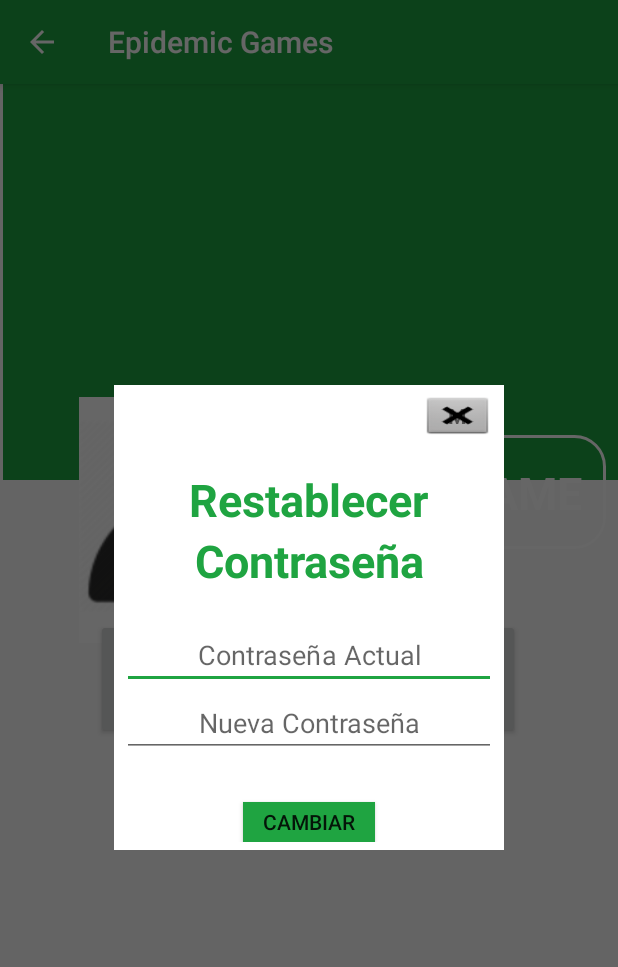
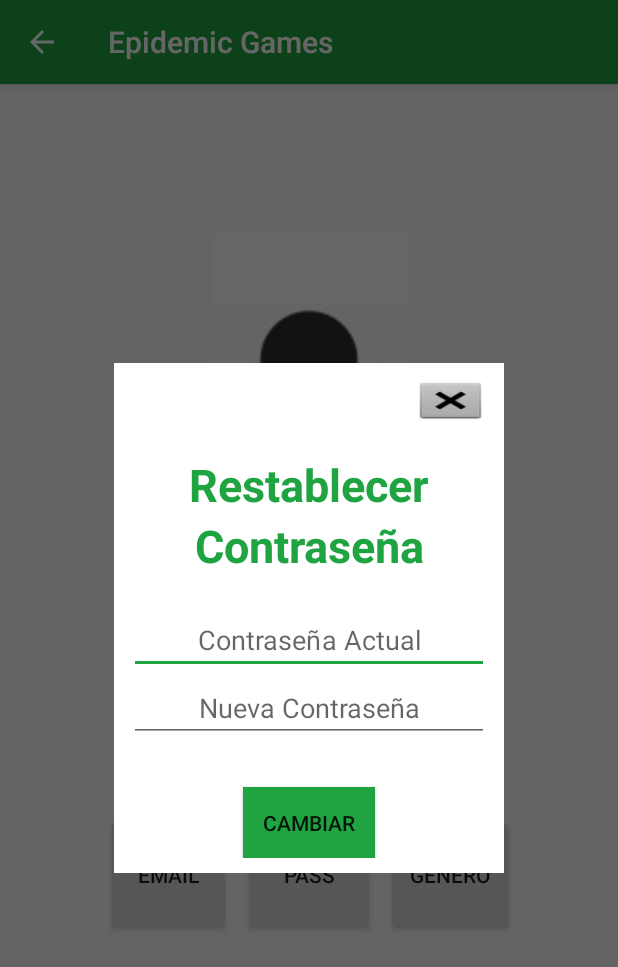
Before and after one commit to MoONStterTeixi/Social-Network, an Android app: the ProfileActivity screen opened directly, with no data from a screen before it, after a tap on "PASS", on a phone screen of 412 x 824 dp. Shown: the top 967 px of the screen. Run offline under Robolectric (Android 15) with nearby library versions, the phone set to English and light mode, and no system bars.

Commit message:
Mejora bug

```diff
--- a/EpidemicGames/app/src/main/java/com/moonstterinc/epidemicgames/epidemicgames/ProfileActivity.java
+++ b/EpidemicGames/app/src/main/java/com/moonstterinc/epidemicgames/epidemicgames/ProfileActivity.java
@@ -55,7 +55,7 @@ public class ProfileActivity extends AppCompatActivity {
         Button btnFollow;
         myDialog.setContentView(R.layout.change_pass);
         txtclose =(TextView) myDialog.findViewById(R.id.txtclose);
-        txtclose.setText("M");
+        txtclose.setText("");
         btnFollow = (Button) myDialog.findViewById(R.id.btnfollow);
         txtclose.setOnClickListener(new View.OnClickListener() {
             @Override
@@ -72,7 +72,7 @@ public class ProfileActivity extends AppCompatActivity {
         Button btnFollow;
         myDialog.setContentView(R.layout.change_email);
         txtclose =(TextView) myDialog.findViewById(R.id.txtclose);
-        txtclose.setText("M");
+        txtclose.setText("");
         btnFollow = (Button) myDialog.findViewById(R.id.btnfollow);
         txtclose.setOnClickListener(new View.OnClickListener() {
             @Override
@@ -89,7 +89,7 @@ public class ProfileActivity extends AppCompatActivity {
         Button btnFollow;
         myDialog.setContentView(R.layout.change_genre);
         txtclose =(TextView) myDialog.findViewById(R.id.txtclose);
-        txtclose.setText("M");
+        txtclose.setText("");
         btnFollow = (Button) myDialog.findViewById(R.id.btnfollow);
         txtclose.setOnClickListener(new View.OnClickListener() {
             @Override
--- a/EpidemicGames/app/src/main/res/layout/activity_profile.xml
+++ b/EpidemicGames/app/src/main/res/layout/activity_profile.xml
@@ -7,23 +7,8 @@
     tools:context=".ProfileActivity">
 
     <TextView
-        android:id="@+id/textView8"
-        android:layout_width="418dp"
-        android:layout_height="264dp"
-        android:layout_marginBottom="8dp"
-        android:layout_marginEnd="8dp"
-        android:layout_marginStart="8dp"
-        android:background="@color/colorAccent"
-        app:layout_constraintBottom_toBottomOf="parent"
-        app:layout_constraintEnd_toEndOf="parent"
-        app:layout_constraintHorizontal_bias="0.28"
-        app:layout_constraintStart_toStartOf="parent"
-        app:layout_constraintTop_toTopOf="parent"
-        app:layout_constraintVertical_bias="0.0" />
-
-    <TextView
         android:id="@+id/change_genre"
-        android:layout_width="259dp"
+        android:layout_width="255dp"
         android:layout_height="76dp"
         android:layout_marginBottom="8dp"
         android:layout_marginEnd="8dp"
@@ -32,10 +17,10 @@
         android:background="@drawable/buttonstyle"
         app:layout_constraintBottom_toBottomOf="parent"
         app:layout_constraintEnd_toEndOf="parent"
-        app:layout_constraintHorizontal_bias="1.0"
+        app:layout_constraintHorizontal_bias="0.504"
         app:layout_constraintStart_toStartOf="parent"
         app:layout_constraintTop_toTopOf="parent"
-        app:layout_constraintVertical_bias="0.334" />
+        app:layout_constraintVertical_bias="0.515" />
 
     <TextView
         android:id="@+id/textView5"
@@ -48,10 +33,10 @@
         android:background="@android:color/background_light"
         app:layout_constraintBottom_toBottomOf="parent"
         app:layout_constraintEnd_toEndOf="parent"
-        app:layout_constraintHorizontal_bias="0.168"
+        app:layout_constraintHorizontal_bias="0.502"
         app:layout_constraintStart_toStartOf="parent"
         app:layout_constraintTop_toTopOf="parent"
-        app:layout_constraintVertical_bias="0.341" />
+        app:layout_constraintVertical_bias="0.157" />
 
     <ImageView
         android:id="@+id/imageView10"
@@ -63,16 +48,15 @@
         android:layout_marginTop="8dp"
         app:layout_constraintBottom_toBottomOf="parent"
         app:layout_constraintEnd_toEndOf="parent"
-        app:layout_constraintHorizontal_bias="0.166"
         app:layout_constraintStart_toStartOf="parent"
         app:layout_constraintTop_toTopOf="parent"
-        app:layout_constraintVertical_bias="0.346"
+        app:layout_constraintVertical_bias="0.218"
         app:srcCompat="@drawable/profile_me" />
 
     <TextView
         android:id="@+id/tvemail_profile"
         android:layout_width="171dp"
-        android:layout_height="52dp"
+        android:layout_height="39dp"
         android:layout_marginBottom="8dp"
         android:layout_marginEnd="8dp"
         android:layout_marginStart="8dp"
@@ -80,32 +64,32 @@
         android:text="Username"
         android:textAlignment="center"
         android:textAllCaps="true"
-        android:textColor="@android:color/white"
+        android:textColor="@android:color/black"
         android:textSize="30sp"
         android:textStyle="bold"
         app:layout_constraintBottom_toBottomOf="parent"
         app:layout_constraintEnd_toEndOf="parent"
-        app:layout_constraintHorizontal_bias="0.959"
+        app:layout_constraintHorizontal_bias="0.502"
         app:layout_constraintStart_toStartOf="parent"
         app:layout_constraintTop_toTopOf="parent"
-        app:layout_constraintVertical_bias="0.349" />
+        app:layout_constraintVertical_bias="0.525" />
 
     <Button
         android:id="@+id/change_password"
-        android:layout_width="wrap_content"
+        android:layout_width="83dp"
         android:layout_height="80dp"
         android:layout_marginBottom="8dp"
         android:layout_marginEnd="8dp"
         android:layout_marginStart="8dp"
-        android:layout_marginTop="348dp"
+        android:layout_marginTop="8dp"
         android:onClick="ShowEmail"
         android:text="EMAIL"
         app:layout_constraintBottom_toBottomOf="parent"
         app:layout_constraintEnd_toEndOf="parent"
-        app:layout_constraintHorizontal_bias="0.182"
+        app:layout_constraintHorizontal_bias="0.2"
         app:layout_constraintStart_toStartOf="parent"
         app:layout_constraintTop_toTopOf="parent"
-        app:layout_constraintVertical_bias="0.026" />
+        app:layout_constraintVertical_bias="0.713" />
 
     <Button
         android:id="@+id/change_password3"
@@ -114,31 +98,31 @@
         android:layout_marginBottom="8dp"
         android:layout_marginEnd="8dp"
         android:layout_marginStart="8dp"
-        android:layout_marginTop="348dp"
+        android:layout_marginTop="8dp"
         android:onClick="ShowPass"
         android:text="PASS"
         app:layout_constraintBottom_toBottomOf="parent"
         app:layout_constraintEnd_toEndOf="parent"
         app:layout_constraintStart_toStartOf="parent"
         app:layout_constraintTop_toTopOf="parent"
-        app:layout_constraintVertical_bias="0.026" />
+        app:layout_constraintVertical_bias="0.713" />
 
     <Button
         android:id="@+id/change_password2"
-        android:layout_width="wrap_content"
+        android:layout_width="85dp"
         android:layout_height="80dp"
         android:layout_marginBottom="8dp"
         android:layout_marginEnd="8dp"
         android:layout_marginStart="8dp"
-        android:layout_marginTop="348dp"
+        android:layout_marginTop="8dp"
         android:onClick="ShowGenre"
         android:text="GÉNERO"
         app:layout_constraintBottom_toBottomOf="parent"
         app:layout_constraintEnd_toEndOf="parent"
-        app:layout_constraintHorizontal_bias="0.814"
+        app:layout_constraintHorizontal_bias="0.802"
         app:layout_constraintStart_toStartOf="parent"
         app:layout_constraintTop_toTopOf="parent"
-        app:layout_constraintVertical_bias="0.026" />
+        app:layout_constraintVertical_bias="0.713" />
 
 
 </android.support.constraint.ConstraintLayout>
--- a/EpidemicGames/app/src/main/res/layout/change_email.xml
+++ b/EpidemicGames/app/src/main/res/layout/change_email.xml
@@ -12,8 +12,9 @@
         android:layout_width="51dp"
         android:layout_height="30dp"
         android:layout_gravity="end"
+        android:background="@android:drawable/btn_dialog"
         android:gravity="center"
-        android:text="X"
+        android:textColor="@android:color/background_light"
         android:textStyle="bold" />
 
     <LinearLayout
--- a/EpidemicGames/app/src/main/res/layout/change_genre.xml
+++ b/EpidemicGames/app/src/main/res/layout/change_genre.xml
@@ -14,6 +14,7 @@
         android:layout_gravity="end"
         android:background="@android:drawable/btn_dialog"
         android:gravity="center"
+        android:textColor="@android:color/background_light"
         android:textStyle="bold" />
 
     <LinearLayout
--- a/EpidemicGames/app/src/main/res/layout/change_pass.xml
+++ b/EpidemicGames/app/src/main/res/layout/change_pass.xml
@@ -1,11 +1,11 @@
 <?xml version="1.0" encoding="utf-8"?>
 <LinearLayout xmlns:android="http://schemas.android.com/apk/res/android"
     android:layout_width="260dp"
-    android:layout_height="310dp"
+    android:layout_height="340dp"
     android:layout_gravity="center"
     android:background="@android:color/background_light"
     android:orientation="vertical"
-    android:padding="5dp">
+    android:padding="10dp">
 
     <TextView
         android:id="@+id/txtclose"
@@ -14,6 +14,7 @@
         android:layout_gravity="end"
         android:background="@android:drawable/btn_dialog"
         android:gravity="center"
+        android:textColor="@android:color/background_light"
         android:textStyle="bold" />
 
     <LinearLayout
```
